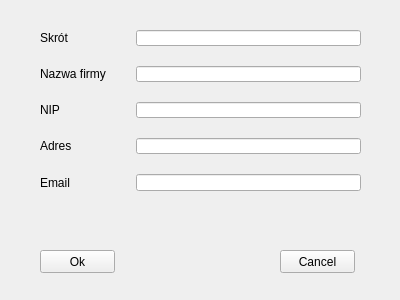
Old version of the form addcompanydialog.ui in the repository Huehueh/Bazodanowa.
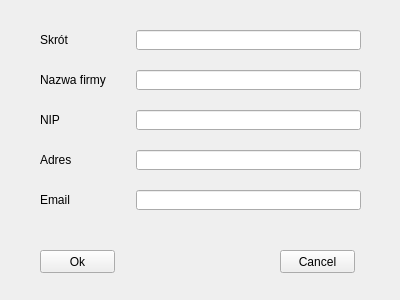
New version of the form.

```diff
--- a/addcompanydialog.ui
+++ b/addcompanydialog.ui
@@ -19,7 +19,7 @@
      <x>10</x>
      <y>0</y>
      <width>381</width>
-     <height>221</height>
+     <height>240</height>
     </rect>
    </property>
    <layout class="QFormLayout" name="formLayout">
```
Left out of the diff: 4 changed lines with no effect on the pictures.
